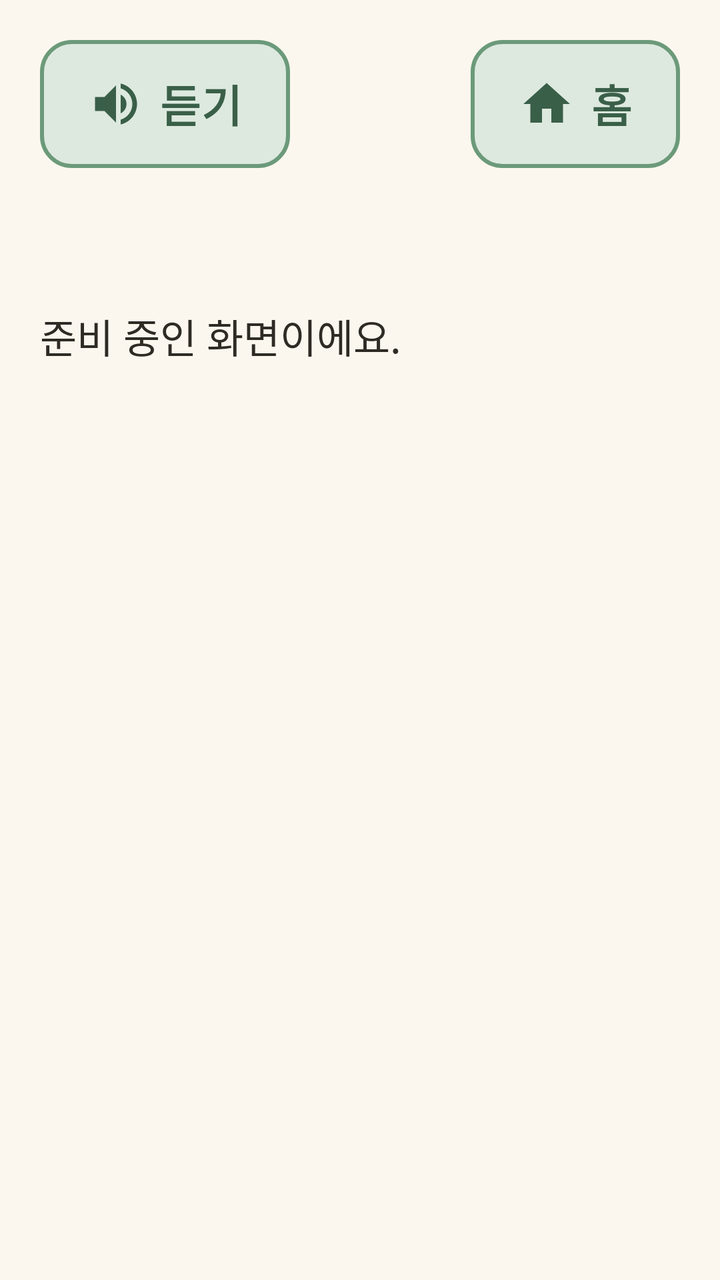
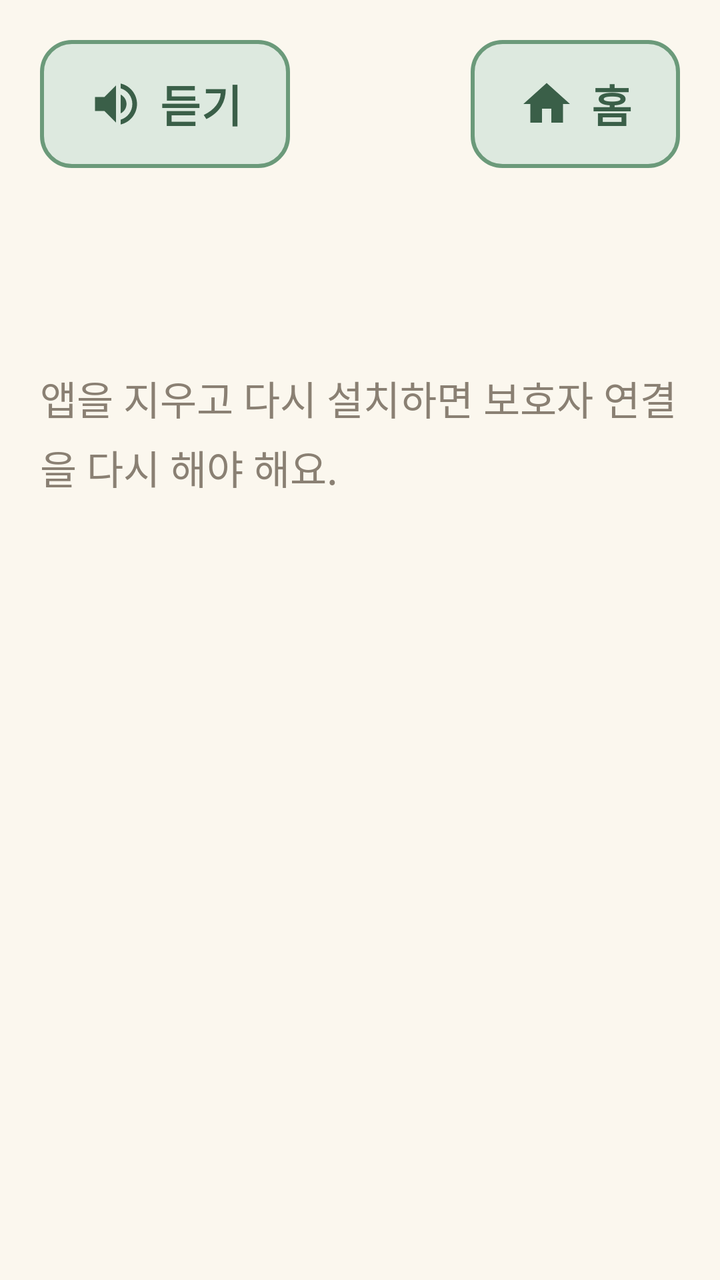

Two renders of the same Android screen: before a commit and after it. Below are the layout's source before the change and the commit's diff.
<!-- AndroidManifest.xml: application theme Theme.Dorawing -->
<!-- res/layout/activity_guardian_code.xml -->
<?xml version="1.0" encoding="utf-8"?>
<LinearLayout xmlns:android="http://schemas.android.com/apk/res/android"
    android:layout_width="match_parent"
    android:layout_height="match_parent"
    android:orientation="vertical"
    android:padding="@dimen/screen_padding">

    <include
        android:id="@+id/topBar"
        layout="@layout/view_top_bar" />

    <TextView
        android:layout_width="match_parent"
        android:layout_height="wrap_content"
        android:layout_marginTop="@dimen/screen_padding"
        android:text="@string/screen_preparing" />
</LinearLayout>
<!-- res/layout/view_top_bar.xml (included above) -->
<?xml version="1.0" encoding="utf-8"?>
<LinearLayout xmlns:android="http://schemas.android.com/apk/res/android"
    xmlns:app="http://schemas.android.com/apk/res-auto"
    android:layout_width="match_parent"
    android:layout_height="wrap_content"
    android:orientation="vertical">

    <LinearLayout
        android:layout_width="match_parent"
        android:layout_height="wrap_content"
        android:gravity="center_vertical"
        android:orientation="horizontal">

        <com.google.android.material.button.MaterialButton
            android:id="@+id/btnSpeak"
            style="@style/Button.Secondary"
            android:layout_width="wrap_content"
            android:layout_height="wrap_content"
            android:text="@string/top_speak"
            app:icon="@drawable/ic_speaker" />

        <Space
            android:layout_width="0dp"
            android:layout_height="0dp"
            android:layout_weight="1" />

        <com.google.android.material.button.MaterialButton
            android:id="@+id/btnHome"
            style="@style/Button.Secondary"
            android:layout_width="wrap_content"
            android:layout_height="wrap_content"
            android:text="@string/top_home"
            app:icon="@drawable/ic_home" />
    </LinearLayout>

    <TextView
        android:id="@+id/tvTitle"
        style="@style/Text.Title"
        android:layout_width="match_parent"
        android:layout_height="wrap_content"
        android:layout_marginTop="@dimen/gap" />
</LinearLayout>
<!-- resources referenced by this layout -->
<resources>
  <dimen name="gap">12dp</dimen>
  <dimen name="screen_padding">20dp</dimen>
  <!-- drawable ic_home (drawable) -->
  <vector xmlns:android="http://schemas.android.com/apk/res/android"
      android:width="24dp"
      android:height="24dp"
      android:viewportWidth="24"
      android:viewportHeight="24">
      <path
          android:fillColor="#FF000000"
          android:pathData="M10,20v-6h4v6h5v-8h3L12,3 2,12h3v8z" />
  </vector>
  <string name="screen_preparing">준비 중인 화면이에요.</string>
  <string name="top_home">홈</string>
  <string name="top_speak">듣기</string>
  <style name="Text.Title" parent="Text.Body">
          <item name="android:textSize">@dimen/text_title</item>
          <item name="android:textStyle">bold</item>
          <item name="android:textColor">@color/green_dark</item>
      </style>
  <color name="green_light">#DDE9DF</color>
  <color name="green_dark">#3A5F48</color>
  <color name="green_mid">#6B9A7A</color>
  <dimen name="button_stroke">2dp</dimen>
  <style name="Text.Body" parent="Widget.MaterialComponents.TextView">
          <item name="android:textSize">@dimen/text_body</item>
          <item name="android:lineBreakWordStyle" tools:targetApi="33">phrase</item>
          <item name="android:textColor">@color/text_main</item>
          <item name="android:lineSpacingMultiplier">1.2</item>
      </style>
  <dimen name="text_title">28sp</dimen>
  <color name="white">#FFFFFFFF</color>
  <color name="coral_dark">#C85A41</color>
  <color name="cream">#FBF7EE</color>
  <color name="text_main">#2E2A24</color>
  <dimen name="button_height">64dp</dimen>
  <dimen name="text_button">22sp</dimen>
  <dimen name="corner">16dp</dimen>
  <dimen name="icon_size">28dp</dimen>
  <dimen name="text_body">20sp</dimen>
  <style name="Dialog.Title" parent="MaterialAlertDialog.Material3.Title.Text">
          <item name="android:textSize">@dimen/text_title</item>
          <item name="android:textStyle">bold</item>
          <item name="android:textColor">@color/green_dark</item>
      </style>
  <style name="Dialog.Body" parent="MaterialAlertDialog.Material3.Body.Text">
          <item name="android:textSize">@dimen/text_body</item>
          <item name="android:lineBreakWordStyle" tools:targetApi="33">phrase</item>
          <item name="android:textColor">@color/text_main</item>
      </style>
  <style name="Dialog.Button" parent="Widget.Material3.Button.TextButton.Dialog">
          <item name="android:textSize">@dimen/text_button</item>
          <item name="android:minHeight">@dimen/button_height</item>
          <item name="android:textColor">@color/green_dark</item>
      </style>
  <!-- unchanged entries left out for length: 6 -->
</resources>

<!-- the commit's change to res/layout/activity_guardian_code.xml (unified diff, before → after) -->
@@ -1,5 +1,6 @@
 <?xml version="1.0" encoding="utf-8"?>
 <LinearLayout xmlns:android="http://schemas.android.com/apk/res/android"
+    xmlns:app="http://schemas.android.com/apk/res-auto"
     android:layout_width="match_parent"
     android:layout_height="match_parent"
     android:orientation="vertical"
@@ -9,11 +10,153 @@
         android:id="@+id/topBar"
         layout="@layout/view_top_bar" />
 
-    <TextView
+    <ScrollView
         android:layout_width="match_parent"
-        android:layout_height="wrap_content"
-        android:layout_marginTop="@dimen/screen_padding"
-        android:text="@string/screen_preparing" />
+        android:layout_height="0dp"
+        android:layout_weight="1"
+        android:fadeScrollbars="false">
+
+        <LinearLayout
+            android:layout_width="match_parent"
+            android:layout_height="wrap_content"
+            android:orientation="vertical">
+
+            
+            <com.google.android.material.card.MaterialCardView
+                android:id="@+id/cardReinstall"
+                style="@style/Card"
+                android:layout_width="match_parent"
+                android:layout_height="wrap_content"
+                android:layout_marginTop="@dimen/gap"
+                android:visibility="gone"
+                app:cardBackgroundColor="@color/pink_light">
+
+                <TextView
+                    android:layout_width="match_parent"
+                    android:layout_height="wrap_content"
+                    android:text="@string/code_reinstall"
+                    android:textStyle="bold" />
+            </com.google.android.material.card.MaterialCardView>
+
+            
+            <TextView
+                android:id="@+id/tvStatus"
+                android:layout_width="match_parent"
+                android:layout_height="wrap_content"
+                android:layout_marginTop="@dimen/gap" />
+
+            <com.google.android.material.button.MaterialButton
+                android:id="@+id/btnRetry"
+                android:layout_width="match_parent"
+                android:layout_height="wrap_content"
+                android:layout_marginTop="@dimen/gap"
+                android:text="@string/guardian_retry"
+                android:visibility="gone" />
+
+            
+            <com.google.android.material.card.MaterialCardView
+                android:id="@+id/cardCode"
+                style="@style/Card"
+                android:layout_width="match_parent"
+                android:layout_height="wrap_content"
+                android:layout_marginTop="@dimen/gap"
+                android:visibility="gone"
+                app:cardBackgroundColor="@color/white">
+
+                <LinearLayout
+                    android:layout_width="match_parent"
+                    android:layout_height="wrap_content"
+                    android:orientation="vertical">
+
+                    <TextView
+                        android:layout_width="match_parent"
+                        android:layout_height="wrap_content"
+                        android:gravity="center"
+                        android:text="@string/code_guide" />
+
+                    <TextView
+                        android:id="@+id/tvCode"
+                        android:layout_width="match_parent"
+                        android:layout_height="wrap_content"
+                        android:layout_marginTop="@dimen/gap"
+                        android:gravity="center"
+                        android:letterSpacing="0.1"
+                        android:textColor="@color/green_dark"
+                        android:textSize="@dimen/code_text"
+                        android:textStyle="bold" />
+
+                    <TextView
+                        android:id="@+id/tvTimer"
+                        style="@style/Text.Sub"
+                        android:layout_width="match_parent"
+                        android:layout_height="wrap_content"
+                        android:gravity="center" />
+
+                    <com.google.android.material.button.MaterialButton
+                        android:id="@+id/btnNewCode"
+                        style="@style/Button.Secondary"
+                        android:layout_width="match_parent"
+                        android:layout_height="wrap_content"
+                        android:layout_marginTop="@dimen/gap"
+                        android:text="@string/code_new"
+                        android:visibility="gone" />
+                </LinearLayout>
+            </com.google.android.material.card.MaterialCardView>
+
+            <TextView
+                android:id="@+id/tvFull"
+                android:layout_width="match_parent"
+                android:layout_height="wrap_content"
+                android:layout_marginTop="@dimen/gap"
+                android:text="@string/code_full"
+                android:visibility="gone" />
+
+            
+            <com.google.android.material.card.MaterialCardView
+                android:id="@+id/cardGuardians"
+                style="@style/Card"
+                android:layout_width="match_parent"
+                android:layout_height="wrap_content"
+                android:layout_marginTop="@dimen/screen_padding"
+                android:visibility="gone">
+
+                <LinearLayout
+                    android:layout_width="match_parent"
+                    android:layout_height="wrap_content"
+                    android:orientation="vertical">
+
+                    <TextView
+                        android:layout_width="match_parent"
+                        android:layout_height="wrap_content"
+                        android:text="@string/code_guardians_title"
+                        android:textColor="@color/green_dark"
+                        android:textSize="@dimen/text_button"
+                        android:textStyle="bold" />
+
+                    <TextView
+                        android:id="@+id/tvNoGuardian"
+                        android:layout_width="match_parent"
+                        android:layout_height="wrap_content"
+                        android:layout_marginTop="@dimen/gap"
+                        android:text="@string/code_no_guardian" />
+
+                    
+                    <LinearLayout
+                        android:id="@+id/guardianList"
+                        android:layout_width="match_parent"
+                        android:layout_height="wrap_content"
+                        android:orientation="vertical" />
+                </LinearLayout>
+            </com.google.android.material.card.MaterialCardView>
+
+            <TextView
+                style="@style/Text.Sub"
+                android:layout_width="match_parent"
+                android:layout_height="wrap_content"
+                android:layout_marginTop="@dimen/gap"
+                android:text="@string/code_reinstall_hint" />
+        </LinearLayout>
+    </ScrollView>
 </LinearLayout>
 <!-- res/layout/view_top_bar.xml (included above) -->
 <?xml version="1.0" encoding="utf-8"?>
<!-- resource entries referenced after the edit -->
@@ -12,9 +12,25 @@
           android:fillColor="#FF000000"
           android:pathData="M10,20v-6h4v6h5v-8h3L12,3 2,12h3v8z" />
   </vector>
-  <string name="screen_preparing">준비 중인 화면이에요.</string>
+  <string name="code_full">보호자는 2명까지 연결할 수 있어요.</string>
+  <string name="code_guardians_title">연결된 보호자</string>
+  <string name="code_guide">보호자 폰에 이 번호를 넣어 주세요</string>
+  <string name="code_new">새 번호 받기</string>
+  <string name="code_no_guardian">아직 연결된 보호자가 없어요.</string>
+  <string name="code_reinstall">앱을 다시 설치해서 보호자 연결이 끊겼어요. 보호자 연결을 다시 해 주세요.</string>
+  <string name="code_reinstall_hint">앱을 지우고 다시 설치하면 보호자 연결을 다시 해야 해요.</string>
+  <string name="guardian_retry">다시 해 보기</string>
   <string name="top_home">홈</string>
   <string name="top_speak">듣기</string>
+  <style name="Card" parent="Widget.Material3.CardView.Elevated">
+          <item name="cardBackgroundColor">@color/green_light</item>
+          <item name="cardCornerRadius">@dimen/corner</item>
+          <item name="cardElevation">@dimen/card_elevation</item>
+          <item name="contentPadding">@dimen/card_padding</item>
+      </style>
+  <style name="Text.Sub" parent="Text.Body">
+          <item name="android:textColor">@color/text_sub</item>
+      </style>
   <style name="Text.Title" parent="Text.Body">
           <item name="android:textSize">@dimen/text_title</item>
           <item name="android:textStyle">bold</item>
@@ -22,6 +38,7 @@
       </style>
   <color name="green_light">#DDE9DF</color>
   <color name="green_dark">#3A5F48</color>
+  <color name="pink_light">#FBE3DA</color>
   <color name="green_mid">#6B9A7A</color>
   <dimen name="button_stroke">2dp</dimen>
   <style name="Text.Body" parent="Widget.MaterialComponents.TextView">
@@ -30,14 +47,18 @@
           <item name="android:textColor">@color/text_main</item>
           <item name="android:lineSpacingMultiplier">1.2</item>
       </style>
+  <color name="text_sub">#8A8073</color>
   <dimen name="text_title">28sp</dimen>
   <color name="white">#FFFFFFFF</color>
+  <dimen name="code_text">48sp</dimen>
   <color name="coral_dark">#C85A41</color>
   <color name="cream">#FBF7EE</color>
   <color name="text_main">#2E2A24</color>
   <dimen name="button_height">64dp</dimen>
   <dimen name="text_button">22sp</dimen>
   <dimen name="corner">16dp</dimen>
+  <dimen name="card_elevation">2dp</dimen>
+  <dimen name="card_padding">20dp</dimen>
   <dimen name="icon_size">28dp</dimen>
   <dimen name="text_body">20sp</dimen>
   <style name="Dialog.Title" parent="MaterialAlertDialog.Material3.Title.Text">
